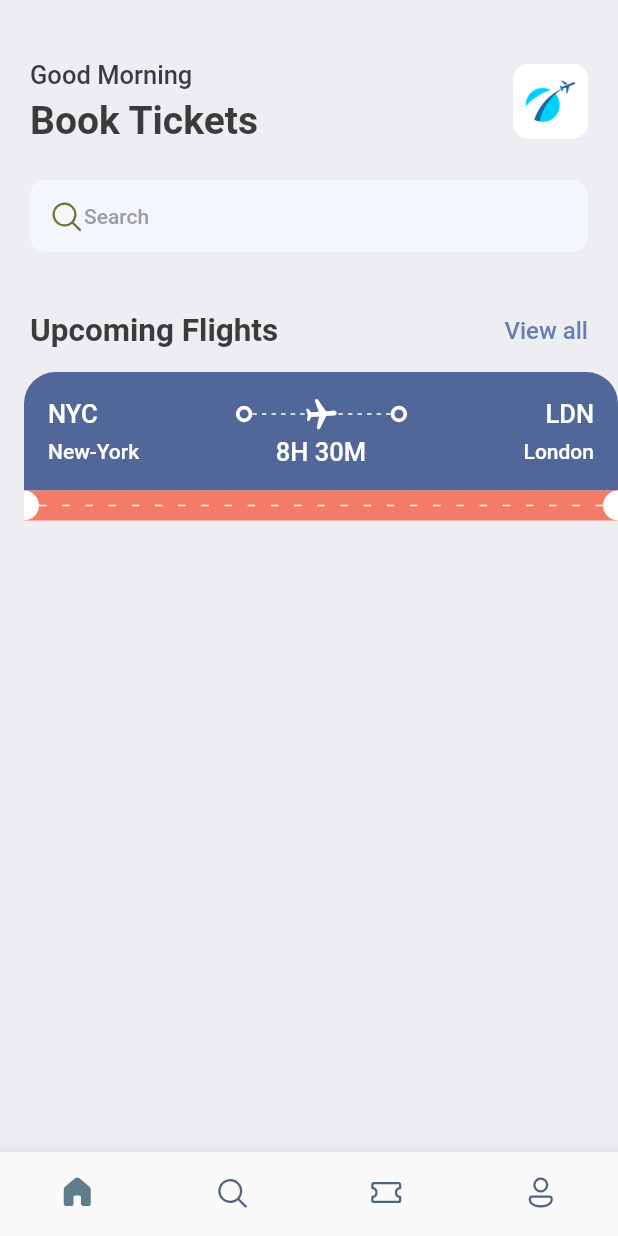
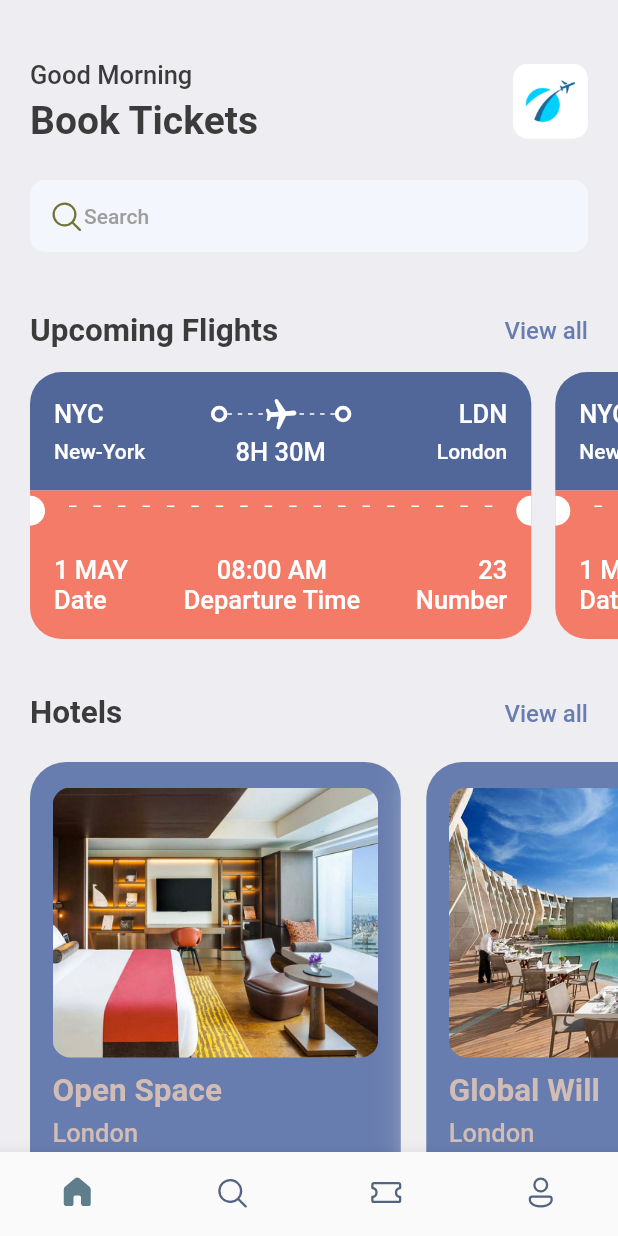
Before and after one commit to Asaftey/Flutter-Booktikets-app, a Flutter app: the screen it shows after launch, on a phone screen of 412 x 824 dp. Run offline on Flutter 3.47's test engine with Material 2 defaults, Android fonts, the phone set to English and light mode, and no system bars; our stand-ins replace fluentui_icons, gap.

Commit message:
seccond commit finished the main screen

```diff
--- a/lib/screens/home_screen.dart
+++ b/lib/screens/home_screen.dart
@@ -1,4 +1,6 @@
+import 'package:booktickets/screens/hotel_screen.dart';
 import 'package:booktickets/screens/ticket_view.dart';
+import 'package:booktickets/utils/app_info_list.dart';
 import 'package:booktickets/utils/app_styles.dart';
 import 'package:fluentui_icons/fluentui_icons.dart';
 
@@ -84,7 +86,47 @@ class HomeScreen extends StatelessWidget {
               ),
             ),
             const Gap(15),
-            TicketView(),
+            SingleChildScrollView(
+              scrollDirection: Axis.horizontal,
+              padding: const EdgeInsets.only(left: 20),
+              child: Row(
+                children: [
+                  TicketView(),
+                  TicketView(),
+                  TicketView(),
+                ],
+              ),
+            ),
+            const Gap(15),
+            Container(
+              padding: const EdgeInsets.symmetric(horizontal: 20),
+              child: Row(
+                mainAxisAlignment: MainAxisAlignment.spaceBetween,
+                children: [
+                  Text(
+                    "Hotels",
+                    style: Styles.headLineStyle2,
+                  ),
+                  InkWell(
+                    onTap: () {
+                      print("you are taped");
+                    },
+                    child: Text("View all",
+                        style: Styles.textStyle
+                            .copyWith(color: Styles.primaryColor)),
+                  )
+                ],
+              ),
+            ),
+            const Gap(15),
+            SingleChildScrollView(
+              scrollDirection: Axis.horizontal,
+              padding: const EdgeInsets.only(left: 20),
+              child: Row(
+                  children: hotelList
+                      .map((singleHotel) => Hotel(hotel: singleHotel))
+                      .toList()),
+            )
           ],
         ));
   }
--- /dev/null
+++ b/lib/screens/hotel_screen.dart
@@ -0,0 +1,63 @@
+import 'package:booktickets/utils/app_layout.dart';
+import 'package:booktickets/utils/app_styles.dart';
+import 'package:flutter/cupertino.dart';
+import 'package:flutter/material.dart';
+import 'package:gap/gap.dart';
+
+class Hotel extends StatelessWidget {
+  final Map<String, dynamic> hotel;
+  const Hotel({super.key, required this.hotel});
+
+  @override
+  Widget build(BuildContext context) {
+    print('hotel price is ${hotel['price']}');
+    final size = AppLayout.getSize(context);
+    return Container(
+      width: size.width * 0.6,
+      height: 350,
+      padding: const EdgeInsets.symmetric(horizontal: 15, vertical: 17),
+      margin: const EdgeInsets.only(right: 17, top: 5),
+      decoration: BoxDecoration(
+          color: Styles.primaryColor,
+          borderRadius: BorderRadius.circular(24),
+          boxShadow: [
+            BoxShadow(
+              color: Colors.grey.shade200,
+              blurRadius: 20,
+              spreadRadius: 5,
+            )
+          ]),
+      child: Column(
+        crossAxisAlignment: CrossAxisAlignment.start,
+        children: [
+          Container(
+            height: 180,
+            decoration: BoxDecoration(
+              borderRadius: BorderRadius.circular(12),
+              color: Styles.primaryColor,
+              image: DecorationImage(
+                fit: BoxFit.cover,
+                image: AssetImage("assets/images/${hotel['image']}"),
+              ),
+            ),
+          ),
+          const Gap(10),
+          Text(
+            "${hotel['place']}",
+            style: Styles.headLineStyle2.copyWith(color: Styles.kakiColor),
+          ),
+          const Gap(5),
+          Text(
+            "${hotel['destination']}",
+            style: Styles.headLineStyle3.copyWith(color: Styles.kakiColor),
+          ),
+          const Gap(8),
+          Text(
+            "\$${hotel['price']}/night",
+            style: Styles.headLineStyle2.copyWith(color: Styles.kakiColor),
+          ),
+        ],
+      ),
+    );
+  }
+}
--- a/lib/screens/ticket_view.dart
+++ b/lib/screens/ticket_view.dart
@@ -14,10 +14,10 @@ class TicketView extends StatelessWidget {
   Widget build(BuildContext context) {
     final size = AppLayout.getSize(context);
     return SizedBox(
-      width: size.width,
+      width: size.width * 0.85,
       height: 200,
       child: Container(
-        margin: const EdgeInsets.only(left: 16),
+        margin: const EdgeInsets.only(right: 16),
         child: Column(
           children: [
             /*showing the blue part of the tiket*/
@@ -121,6 +121,9 @@ class TicketView extends StatelessWidget {
                     ),
                   ),
                   Expanded(
+                    child: Padding(
+                      padding: const EdgeInsets.only(
+                          left: 16, top: 10, right: 16, bottom: 16),
                       child: LayoutBuilder(builder:
                           (BuildContext context, BoxConstraints constraints) {
                         return Flex(
@@ -139,6 +142,7 @@ class TicketView extends StatelessWidget {
                         );
                       }),
                     ),
+                  ),
                   SizedBox(
                     height: 20,
                     width: 10,
@@ -154,6 +158,66 @@ class TicketView extends StatelessWidget {
                 ],
               ),
             ),
+            Container(
+              decoration: BoxDecoration(
+                  color: Styles.orangeColor,
+                  borderRadius: const BorderRadius.only(
+                      bottomLeft: Radius.circular(21),
+                      bottomRight: Radius.circular(21))),
+              padding: const EdgeInsets.all(16),
+              child: Column(children: [
+                Row(
+                  mainAxisAlignment: MainAxisAlignment.spaceBetween,
+                  children: [
+                    Column(
+                      crossAxisAlignment: CrossAxisAlignment.start,
+                      children: [
+                        Text(
+                          "1 MAY",
+                          style: Styles.headLineStyle3
+                              .copyWith(color: Colors.white),
+                        ),
+                        Text(
+                          "Date",
+                          style: Styles.headLineStyle3
+                              .copyWith(color: Colors.white),
+                        ),
+                      ],
+                    ),
+                    Column(
+                      crossAxisAlignment: CrossAxisAlignment.center,
+                      children: [
+                        Text(
+                          "08:00 AM",
+                          style: Styles.headLineStyle3
+                              .copyWith(color: Colors.white),
+                        ),
+                        Text(
+                          "Departure Time",
+                          style: Styles.headLineStyle3
+                              .copyWith(color: Colors.white),
+                        ),
+                      ],
+                    ),
+                    Column(
+                      crossAxisAlignment: CrossAxisAlignment.end,
+                      children: [
+                        Text(
+                          "23",
+                          style: Styles.headLineStyle3
+                              .copyWith(color: Colors.white),
+                        ),
+                        Text(
+                          "Number",
+                          style: Styles.headLineStyle3
+                              .copyWith(color: Colors.white),
+                        ),
+                      ],
+                    )
+                  ],
+                )
+              ]),
+            ),
           ],
         ),
       ),
--- /dev/null
+++ b/lib/utils/app_info_list.dart
@@ -0,0 +1,20 @@
+List<Map<String, dynamic>> hotelList = [
+  {
+    'image': 'one.png',
+    'place': 'Open Space',
+    'destination': 'London',
+    'price': 25
+  },
+  {
+    'image': 'two.png',
+    'place': 'Global Will',
+    'destination': 'London',
+    'price': 40
+  },
+  {
+    'image': 'three.png',
+    'place': 'Tallest Building',
+    'destination': 'Dubai',
+    'price': 65
+  },
+];
--- a/lib/utils/app_styles.dart
+++ b/lib/utils/app_styles.dart
@@ -8,6 +8,7 @@ class Styles {
   static Color textColor = const Color(0xFF3b3b3b);
   static Color bgColor = const Color(0xFFeeedf2);
   static Color orangeColor = const Color(0xFFF37B67);
+  static Color kakiColor = const Color(0xFFd2bdb6);
   static TextStyle textStyle =
       TextStyle(fontSize: 16, color: textColor, fontWeight: FontWeight.w500);
   static TextStyle headLineStyle =
```
Lines whose indentation alone changed are shown as unchanged.
